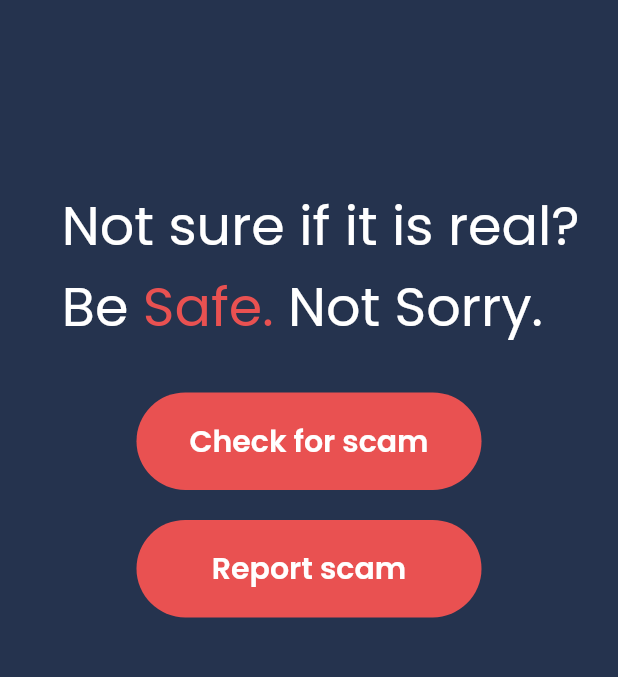
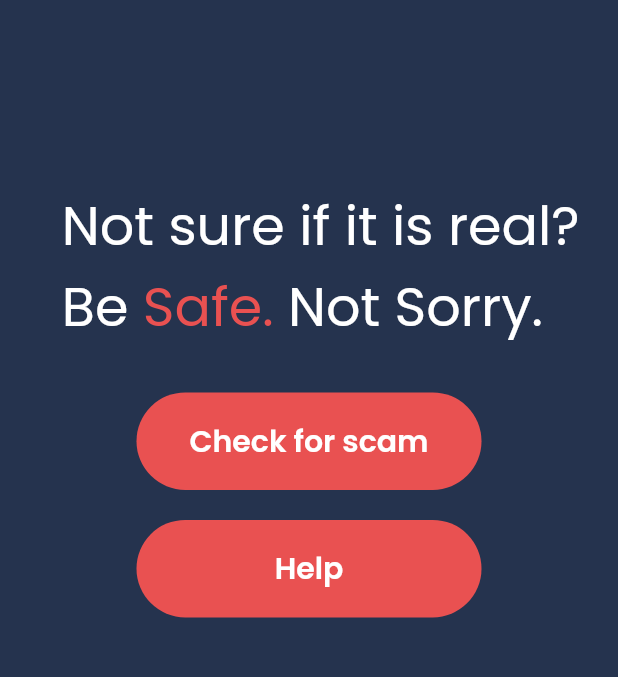
Before and after one commit to JasonYapzx/SafeSG, a Flutter app: the HomePage screen opened directly, on a phone screen of 412 x 824 dp, the part 120-797 px from its top. Run offline on Flutter 3.47's test engine with Material 3 defaults, Android fonts, the phone set to English and light mode, and no system bars; our stand-ins replace image_picker.

Commit message:
Update readme

```diff
--- a/frontend/lib/widget/home_widget.dart
+++ b/frontend/lib/widget/home_widget.dart
@@ -117,7 +117,7 @@ void _showHelpDialog(BuildContext context) {
         ),
         const SizedBox(height: 20),
         RoundedButton(
-          text: 'Report scam',
+          text: 'Help',
           onPressed: () => _showHelpDialog(context),
           buttonWidth: 230,
           buttonHeight: 65,
```
Also changed, not shown: 5 other files.
